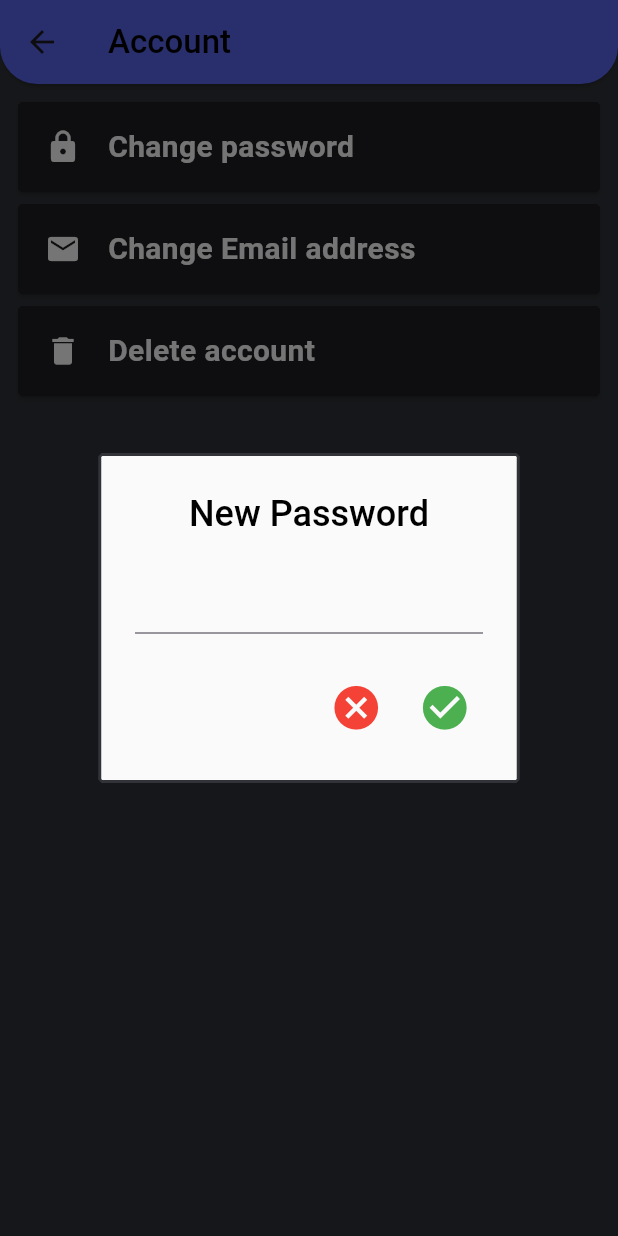
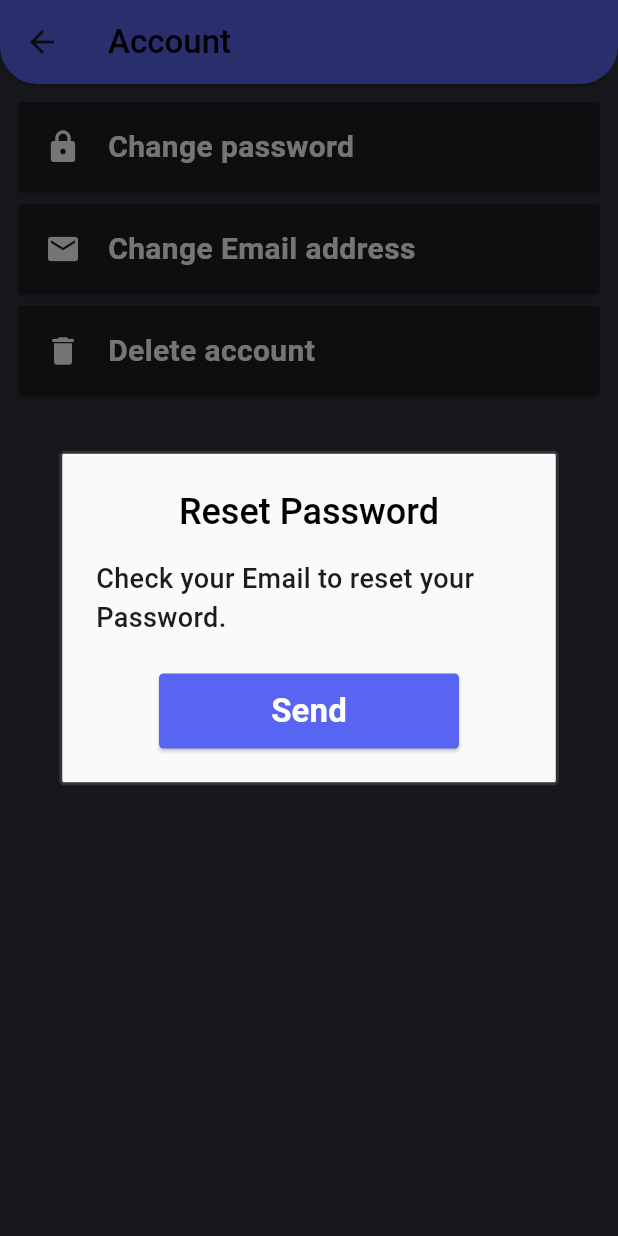
Before and after one commit to MAHMOUDELSAYED69/Chat-Stream, a Flutter app: the AccountScreen screen opened by its route, after a tap on "Change password", on a phone screen of 412 x 824 dp. Run offline on Flutter 3.47's test engine with Material 3 defaults, Android fonts, the phone set to English and light mode, and no system bars; our stand-ins replace bloc, firebase_auth, firebase_core, flutter_bloc, google_sign_in, modal_progress_hud_nsn; accounts and stored records are empty.

Commit message:
refactor snack bar and alert dialog, build update email method with firebase, add change password dialog.

```diff
--- a/lib/core/helper/snackbar.dart
+++ b/lib/core/helper/snackbar.dart
@@ -1,6 +1,9 @@
 import 'package:flutter/material.dart';
+import 'package:hambolah_chat_app/view/widget/custom_button.dart';
+import '../constant/color.dart';
 
-void scaffoldSnackBar(BuildContext context, String message) {
+//! custom snackBar
+void customSnackBar(BuildContext context, String message) {
   ScaffoldMessenger.of(context).showSnackBar(SnackBar(
       backgroundColor: Colors.red,
       content: Center(
@@ -11,3 +14,46 @@ void scaffoldSnackBar(BuildContext context, String message) {
         ),
       )));
 }
+
+//! custom dialog
+Future<void> customDialog(BuildContext context,
+    {required String title,
+    required String btnTitle,
+    TextEditingController? controller,
+    void Function()? onPressed,
+    Widget? widget}) {
+  return showDialog(
+    context: context,
+    builder: (context) => AlertDialog(
+      shape: const BeveledRectangleBorder(
+          side: BorderSide(color: MyColors.darkGrey),
+          borderRadius: BorderRadius.all(Radius.circular(2))),
+      backgroundColor: Colors.grey[50],
+      title: Text(
+        title,
+        style: const TextStyle(
+            fontSize: 24, fontWeight: FontWeight.w500, color: MyColors.black),
+        textAlign: TextAlign.center,
+      ),
+      content: widget ??
+          TextField(
+            controller: controller,
+            cursorColor: MyColors.black,
+            decoration: const InputDecoration(
+              focusedBorder: UnderlineInputBorder(
+                  borderSide: BorderSide(color: MyColors.black)),
+            ),
+          ),
+      actions: [
+        Center(
+          child: CustomButton(
+            onPressed: onPressed,
+            height: 50,
+            width: 200,
+            title: btnTitle,
+          ),
+        )
+      ],
+    ),
+  );
+}
--- a/lib/firebase/functions.dart
+++ b/lib/firebase/functions.dart
@@ -1,3 +1,5 @@
+import 'dart:developer';
+
 import 'package:firebase_auth/firebase_auth.dart';
 
 class FirebaseFunction {
@@ -10,4 +12,20 @@ class FirebaseFunction {
   static Future<void> logOut() async {
     await FirebaseAuth.instance.signOut();
   }
+
+static Future<void> changeEmail(String newEmail) async {
+  try {
+    User user = FirebaseAuth.instance.currentUser!;
+
+    if (!user.emailVerified) {
+      log("Please verify the new email before changing email.");
+      return;
+    }
+
+    await user.updateEmail(newEmail);
+    log("Email address updated successfully");
+  } catch (error) {
+    log("Error updating email: $error");
+  }
 }
+}
--- a/lib/view/screen/forget_password.dart
+++ b/lib/view/screen/forget_password.dart
@@ -77,7 +77,7 @@ class _ForgetPasswordState extends State<ForgetPassword> {
                         formKey.currentState!.save();
                         FirebaseFunction.resetPassword(email: email!);
                         Navigator.pop(context);
-                        scaffoldSnackBar(context, "Check your E-mail");
+                        customSnackBar(context, "Check your E-mail");
                       }
                     },
                   ),
--- a/lib/view/screen/login.dart
+++ b/lib/view/screen/login.dart
@@ -44,12 +44,12 @@ class _LogInScreenState extends State<LogInScreen> {
             Navigator.pushNamedAndRemoveUntil(
                 context, "/home", (route) => false);
           }else{
-            scaffoldSnackBar(context,"Please verify your Email");
+            customSnackBar(context,"Please verify your Email");
           }
         }
         if (state is LoginFailure) {
           isLoading = false;
-          scaffoldSnackBar(context, state.message);
+          customSnackBar(context, state.message);
         }
       },
       builder: (context, state) {
--- a/lib/view/screen/register.dart
+++ b/lib/view/screen/register.dart
@@ -41,12 +41,12 @@ class _RegisterScreenState extends State<RegisterScreen> {
         if (state is RegisterSuccess) {
           FocusScope.of(context).unfocus();
           isLoading = false;
-          scaffoldSnackBar(context, "verify your Email and log in");
+          customSnackBar(context, "verify your Email and log in");
           Navigator.pop(context);
         }
         if (state is RegisterFailure) {
           isLoading = false;
-          scaffoldSnackBar(context, state.message);
+          customSnackBar(context, state.message);
         }
       },
       builder: (context, state) {
--- a/lib/view/screen/settings/account.dart
+++ b/lib/view/screen/settings/account.dart
@@ -1,6 +1,10 @@
+import 'package:firebase_auth/firebase_auth.dart';
 import 'package:flutter/material.dart';
 import 'package:hambolah_chat_app/core/constant/color.dart';
+import 'package:hambolah_chat_app/firebase/functions.dart';
 import 'package:hambolah_chat_app/view/widget/setting_button.dart';
+
+import '../../../core/helper/snackbar.dart';
 
 class AccountScreen extends StatefulWidget {
   const AccountScreen({super.key});
@@ -10,6 +14,7 @@ class AccountScreen extends StatefulWidget {
 }
 
 class _AccountScreenState extends State<AccountScreen> {
+  TextEditingController emailController = TextEditingController();
   @override
   Widget build(BuildContext context) {
     return Scaffold(
@@ -34,71 +39,52 @@ class _AccountScreenState extends State<AccountScreen> {
               title: "Change password",
               icon: Icons.lock,
               onTap: () {
-                customDialog(context, title: "New Password", onPressed: () {});
+                customDialog(context, btnTitle: "Send", title: "Reset Password",
+                    onPressed: () {
+                  FirebaseFunction.resetPassword(
+                      email:
+                          FirebaseAuth.instance.currentUser!.email.toString());
+                  Navigator.pop(context);
+                  customSnackBar(context, "Check your E-mail and login again!");
+                  Navigator.pushNamedAndRemoveUntil(
+                      context, "/login", (route) => false);
+                  FirebaseFunction.logOut();
+                },
+                    widget: const Text(
+                      "Check your Email to reset your Password.",
+                      style:
+                          TextStyle(fontSize: 18, fontWeight: FontWeight.w500),
+                    ));
               },
             ),
             SettingButton(
               title: "Change Email address",
               icon: Icons.email,
               onTap: () {
-                customDialog(context, title: "New Email", onPressed: () {});
+                customDialog(context,
+                    btnTitle: "Change",
+                    title: "New Email",
+                    controller: emailController, onPressed: () {
+                  FirebaseFunction.changeEmail(emailController.text);
+                });
               },
             ),
             SettingButton(
               title: "Delete account",
               icon: Icons.delete,
-              onTap: () {},
+              onTap: () {
+                customDialog(context,
+                    btnTitle: "",
+                    title: "Alert",
+                    widget: const Text(
+                      "Hambola SAD 😔",
+                      textAlign: TextAlign.center,
+                    ));
+              },
             ),
           ],
         ),
       ),
     );
   }
-
-  Future<dynamic> customDialog(BuildContext context,
-      {required String title,
-      TextEditingController? controller,
-      void Function()? onPressed}) {
-    return showDialog(
-      context: context,
-      builder: (context) => AlertDialog(
-        shape: const BeveledRectangleBorder(
-            side: BorderSide(color: MyColors.darkGrey),
-            borderRadius: BorderRadius.all(Radius.circular(2))),
-        backgroundColor: Colors.grey[50],
-        title: Text(
-          title,
-          style: const TextStyle(
-              fontSize: 24, fontWeight: FontWeight.w500, color: MyColors.black),
-          textAlign: TextAlign.center,
-        ),
-        content: TextField(
-          controller: controller,
-          cursorColor: MyColors.black,
-          decoration: const InputDecoration(
-            focusedBorder: UnderlineInputBorder(
-                borderSide: BorderSide(color: MyColors.black)),
-          ),
-        ),
-        actions: [
-          IconButton(
-              onPressed: () {
-                Navigator.pop(context);
-              },
-              icon: const Icon(
-                Icons.cancel,
-                size: 35,
-                color: MyColors.red,
-              )),
-          IconButton(
-              onPressed: onPressed,
-              icon: const Icon(
-                Icons.check_circle,
-                size: 35,
-                color: MyColors.green,
-              )),
-        ],
-      ),
-    );
-  }
 }
```
Lines whose indentation alone changed are shown as unchanged.
